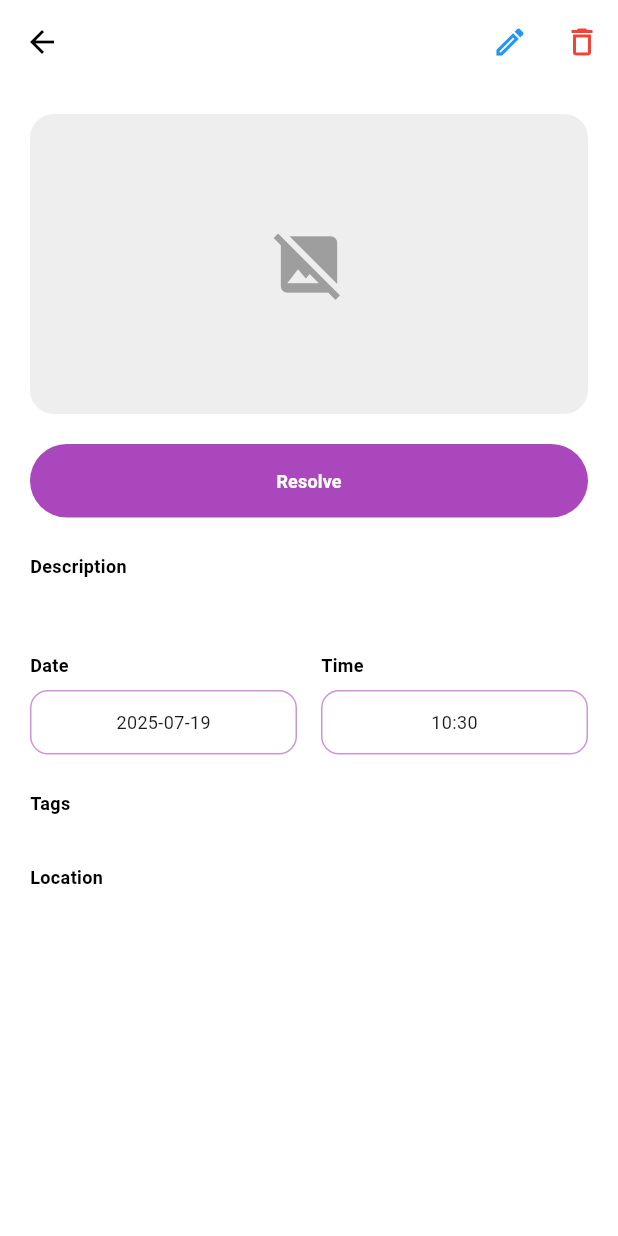
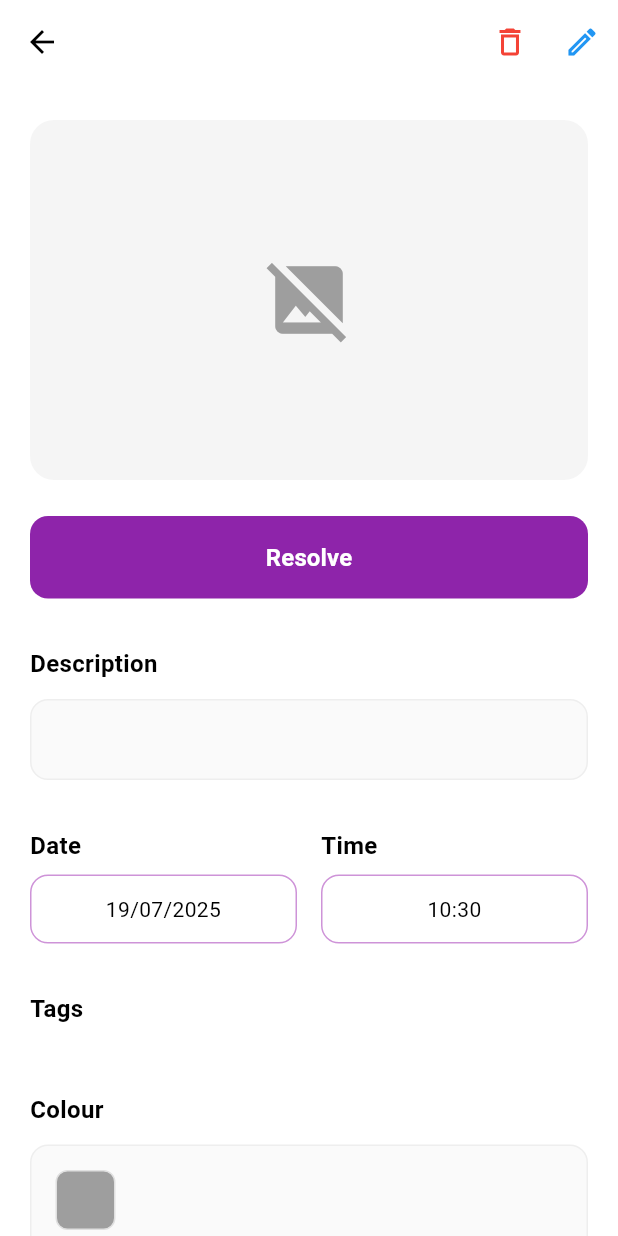
Before and after one commit to SiddakBath/softdev-findr, a Flutter app: the ReportDetailScreen screen opened directly with empty values, on a phone screen of 412 x 824 dp. Run offline on Flutter 3.47's test engine with Material 3 defaults, Android fonts, the phone set to English and light mode, and no system bars; our stand-ins replace cloud_firestore, firebase_auth, firebase_core, image_picker; accounts and stored records are empty.

Commit message:
improved ui

```diff
--- a/lib/screens/report_detail_screen.dart
+++ b/lib/screens/report_detail_screen.dart
@@ -1,6 +1,7 @@
 import 'package:findr/models/report.dart';
 import 'package:flutter/material.dart';
 import 'package:firebase_auth/firebase_auth.dart';
+import 'package:intl/intl.dart';
 
 class ReportDetailScreen extends StatelessWidget {
   final Report report;
@@ -34,15 +35,15 @@ class ReportDetailScreen extends StatelessWidget {
             isOwner
                 ? [
                   IconButton(
+                    icon: const Icon(Icons.delete_outline, color: Colors.red),
+                    onPressed: () {
+                      // TODO: Implement delete
+                    },
+                  ),
+                  IconButton(
                     icon: const Icon(Icons.edit_outlined, color: Colors.blue),
                     onPressed: () {
                       // TODO: Implement edit
-                    },
-                  ),
-                  IconButton(
-                    icon: const Icon(Icons.delete_outline, color: Colors.red),
-                    onPressed: () {
-                      // TODO: Implement delete
                     },
                   ),
                 ]
@@ -51,94 +52,33 @@ class ReportDetailScreen extends StatelessWidget {
       body: ListView(
         padding: const EdgeInsets.symmetric(horizontal: 20),
         children: [
-          const SizedBox(height: 20),
+          const SizedBox(height: 24),
           _buildItemImage(),
-          const SizedBox(height: 20),
-          if (isOwner) _buildResolveButton() else _buildContactButton(),
           const SizedBox(height: 24),
-          _buildSectionTitle('Description'),
-          const SizedBox(height: 8),
-          Text(
-            report.description,
-            style: const TextStyle(fontSize: 12, color: Colors.black),
-          ),
-          const SizedBox(height: 24),
-          _buildDateTime(),
-          const SizedBox(height: 24),
-          _buildSectionTitle('Tags'),
-          const SizedBox(height: 8),
-          _buildTags(),
-          const SizedBox(height: 24),
-          _buildSectionTitle('Location'),
-          const SizedBox(height: 8),
-          Text(
-            report.location,
-            style: const TextStyle(fontSize: 12, color: Colors.black),
-          ),
-          const SizedBox(height: 20),
-        ],
-      ),
-    );
-  }
-
-  Widget _buildHeader(BuildContext context) {
-    return Container(
-      padding: const EdgeInsets.symmetric(horizontal: 16, vertical: 12),
-      decoration: BoxDecoration(
-        border: Border(
-          bottom: BorderSide(color: Colors.purple[100]!, width: 2),
-        ),
-      ),
-      child: Row(
-        mainAxisAlignment: MainAxisAlignment.spaceBetween,
-        children: [
-          IconButton(
-            icon: const Icon(Icons.arrow_back, color: Colors.black, size: 28),
-            onPressed: () => Navigator.of(context).pop(),
-          ),
-          Text(
-            report.title,
-            style: const TextStyle(
-              fontSize: 14,
-              fontWeight: FontWeight.bold,
-              color: Colors.black,
-            ),
-          ),
-          if (isOwner)
-            Row(
-              children: [
-                IconButton(
-                  icon: const Icon(
-                    Icons.delete_outline,
-                    color: Colors.red,
-                    size: 24,
-                  ),
-                  onPressed: () {
-                    // TODO: Implement delete
-                  },
-                ),
-                IconButton(
-                  icon: const Icon(
-                    Icons.edit_outlined,
-                    color: Colors.blue,
-                    size: 24,
-                  ),
-                  onPressed: () {
-                    // TODO: Implement edit
-                  },
-                ),
-              ],
-            ),
+          _buildActionButton(),
+          const SizedBox(height: 32),
+          _buildDescriptionSection(),
+          const SizedBox(height: 32),
+          _buildDateTimeSection(),
+          const SizedBox(height: 32),
+          _buildTagsSection(),
+          const SizedBox(height: 32),
+          _buildColorSection(),
+          const SizedBox(height: 32),
+          _buildLocationSection(),
+          const SizedBox(height: 32),
         ],
       ),
     );
   }
 
   Widget _buildItemImage() {
-    return Container(
-      height: 200,
+    return Center(
+      child: Container(
+        width: double.infinity,
+        height: 240,
         decoration: BoxDecoration(
-        color: Colors.grey[200],
+          color: Colors.grey[100],
           borderRadius: BorderRadius.circular(16),
           image:
               report.imageUrl != null && report.imageUrl!.isNotEmpty
@@ -154,78 +94,96 @@ class ReportDetailScreen extends StatelessWidget {
                   child: Icon(
                     Icons.image_not_supported,
                     color: Colors.grey,
-                  size: 50,
+                    size: 60,
                   ),
                 )
                 : null,
+      ),
     );
   }
 
-  Widget _buildResolveButton() {
-    return ElevatedButton(
+  Widget _buildActionButton() {
+    return SizedBox(
+      width: double.infinity,
+      child: ElevatedButton(
         onPressed: () {
-        // TODO: implement resolve
+          // TODO: implement resolve/contact
         },
         style: ElevatedButton.styleFrom(
-        backgroundColor: Colors.purple[400],
+          backgroundColor: Colors.purple[600],
           padding: const EdgeInsets.symmetric(vertical: 16),
-        shape: RoundedRectangleBorder(borderRadius: BorderRadius.circular(25)),
+          shape: RoundedRectangleBorder(
+            borderRadius: BorderRadius.circular(12),
+          ),
           elevation: 0,
         ),
-      child: const Text(
-        'Resolve',
-        style: TextStyle(
-          fontSize: 12,
+        child: Text(
+          isOwner ? 'Resolve' : 'Contact',
+          style: const TextStyle(
+            fontSize: 16,
             color: Colors.white,
-          fontWeight: FontWeight.bold,
+            fontWeight: FontWeight.w600,
+          ),
         ),
       ),
     );
   }
 
-  Widget _buildContactButton() {
-    return ElevatedButton(
-      onPressed: () {
-        // TODO: implement contact
-      },
-      style: ElevatedButton.styleFrom(
-        backgroundColor: Colors.purple[400],
-        padding: const EdgeInsets.symmetric(vertical: 16),
-        shape: RoundedRectangleBorder(borderRadius: BorderRadius.circular(25)),
-        elevation: 0,
-      ),
-      child: const Text(
-        'Contact',
+  Widget _buildDescriptionSection() {
+    return Column(
+      crossAxisAlignment: CrossAxisAlignment.start,
+      children: [
+        const Text(
+          'Description',
           style: TextStyle(
-          fontSize: 12,
-          color: Colors.white,
+            fontSize: 16,
             fontWeight: FontWeight.bold,
+            color: Colors.black,
           ),
         ),
+        const SizedBox(height: 12),
+        Container(
+          width: double.infinity,
+          padding: const EdgeInsets.all(16),
+          decoration: BoxDecoration(
+            color: Colors.grey[50],
+            borderRadius: BorderRadius.circular(12),
+            border: Border.all(color: Colors.grey[200]!),
+          ),
+          child: Text(
+            report.description,
+            style: const TextStyle(
+              fontSize: 14,
+              color: Colors.black87,
+              height: 1.4,
+            ),
+          ),
+        ),
+      ],
     );
   }
 
-  Widget _buildSectionTitle(String title) {
-    return Text(
-      title,
-      style: const TextStyle(
-        fontSize: 12,
-        fontWeight: FontWeight.bold,
-        color: Colors.black,
-      ),
-    );
-  }
+  Widget _buildDateTimeSection() {
+    final dateFormat = DateFormat('dd/MM/yyyy');
+    final timeFormat = DateFormat('HH:mm');
 
-  Widget _buildDateTime() {
     return Row(
       children: [
         Expanded(
           child: Column(
             crossAxisAlignment: CrossAxisAlignment.start,
             children: [
-              _buildSectionTitle('Date'),
+              const Text(
+                'Date',
+                style: TextStyle(
+                  fontSize: 16,
+                  fontWeight: FontWeight.bold,
+                  color: Colors.black,
+                ),
+              ),
               const SizedBox(height: 8),
               Container(
+                width: double.infinity,
                 padding: const EdgeInsets.symmetric(
                   horizontal: 16,
                   vertical: 12,
@@ -234,15 +192,10 @@ class ReportDetailScreen extends StatelessWidget {
                   border: Border.all(color: Colors.purple[200]!),
                   borderRadius: BorderRadius.circular(12),
                 ),
-                child: Row(
-                  mainAxisAlignment: MainAxisAlignment.center,
-                  children: [
-                    Text(
-                      // TODO: Format date
-                      report.timeFoundLost.toLocal().toString().split(' ')[0],
-                      style: const TextStyle(fontSize: 12),
-                    ),
-                  ],
+                child: Text(
+                  dateFormat.format(report.timeFoundLost),
+                  style: const TextStyle(fontSize: 14, color: Colors.black),
+                  textAlign: TextAlign.center,
                 ),
               ),
             ],
@@ -253,9 +206,17 @@ class ReportDetailScreen extends StatelessWidget {
           child: Column(
             crossAxisAlignment: CrossAxisAlignment.start,
             children: [
-              _buildSectionTitle('Time'),
+              const Text(
+                'Time',
+                style: TextStyle(
+                  fontSize: 16,
+                  fontWeight: FontWeight.bold,
+                  color: Colors.black,
+                ),
+              ),
               const SizedBox(height: 8),
               Container(
+                width: double.infinity,
                 padding: const EdgeInsets.symmetric(
                   horizontal: 16,
                   vertical: 12,
@@ -264,19 +225,10 @@ class ReportDetailScreen extends StatelessWidget {
                   border: Border.all(color: Colors.purple[200]!),
                   borderRadius: BorderRadius.circular(12),
                 ),
-                child: Row(
-                  mainAxisAlignment: MainAxisAlignment.center,
-                  children: [
-                    Text(
-                      // TODO: Format time
-                      report.timeFoundLost
-                          .toLocal()
-                          .toString()
-                          .split(' ')[1]
-                          .substring(0, 5),
-                      style: const TextStyle(fontSize: 12),
-                    ),
-                  ],
+                child: Text(
+                  timeFormat.format(report.timeFoundLost),
+                  style: const TextStyle(fontSize: 14, color: Colors.black),
+                  textAlign: TextAlign.center,
                 ),
               ),
             ],
@@ -286,8 +238,20 @@ class ReportDetailScreen extends StatelessWidget {
     );
   }
 
-  Widget _buildTags() {
-    return Wrap(
+  Widget _buildTagsSection() {
+    return Column(
+      crossAxisAlignment: CrossAxisAlignment.start,
+      children: [
+        const Text(
+          'Tags',
+          style: TextStyle(
+            fontSize: 16,
+            fontWeight: FontWeight.bold,
+            color: Colors.black,
+          ),
+        ),
+        const SizedBox(height: 12),
+        Wrap(
           spacing: 8,
           runSpacing: 8,
           children:
@@ -299,16 +263,119 @@ class ReportDetailScreen extends StatelessWidget {
                         vertical: 6,
                       ),
                       decoration: BoxDecoration(
-                    color: Colors.grey[200],
+                        color: Colors.purple[100],
                         borderRadius: BorderRadius.circular(16),
                       ),
                       child: Text(
                         tag,
-                    style: const TextStyle(fontSize: 12, color: Colors.black),
+                        style: const TextStyle(
+                          fontSize: 12,
+                          color: Colors.black87,
+                          fontWeight: FontWeight.w500,
+                        ),
                       ),
                     ),
                   )
                   .toList(),
+        ),
+      ],
+    );
+  }
+
+  Widget _buildColorSection() {
+    // Convert hex string to Color object
+    Color colorFromHex(String hexString) {
+      final buffer = StringBuffer();
+      if (hexString.length == 6 || hexString.length == 7) {
+        buffer.write('ff'); // Add opacity
+        buffer.write(hexString.replaceFirst('#', ''));
+        return Color(int.parse(buffer.toString(), radix: 16));
+      }
+      return Colors.grey; // Default color if hex is invalid
+    }
+
+    final color = colorFromHex(report.colour);
+
+    return Column(
+      crossAxisAlignment: CrossAxisAlignment.start,
+      children: [
+        const Text(
+          'Colour',
+          style: TextStyle(
+            fontSize: 16,
+            fontWeight: FontWeight.bold,
+            color: Colors.black,
+          ),
+        ),
+        const SizedBox(height: 12),
+        Container(
+          width: double.infinity,
+          padding: const EdgeInsets.all(16),
+          decoration: BoxDecoration(
+            color: Colors.grey[50],
+            borderRadius: BorderRadius.circular(12),
+            border: Border.all(color: Colors.grey[200]!),
+          ),
+          child: Row(
+            children: [
+              Container(
+                width: 40,
+                height: 40,
+                decoration: BoxDecoration(
+                  color: color,
+                  borderRadius: BorderRadius.circular(8),
+                  border: Border.all(color: Colors.grey[300]!),
+                ),
+              ),
+              const SizedBox(width: 16),
+              Expanded(
+                child: Text(
+                  report.colour,
+                  style: const TextStyle(
+                    fontSize: 14,
+                    color: Colors.black87,
+                    fontWeight: FontWeight.w500,
+                  ),
+                ),
+              ),
+            ],
+          ),
+        ),
+      ],
+    );
+  }
+
+  Widget _buildLocationSection() {
+    return Column(
+      crossAxisAlignment: CrossAxisAlignment.start,
+      children: [
+        const Text(
+          'Location',
+          style: TextStyle(
+            fontSize: 16,
+            fontWeight: FontWeight.bold,
+            color: Colors.black,
+          ),
+        ),
+        const SizedBox(height: 12),
+        Container(
+          width: double.infinity,
+          padding: const EdgeInsets.all(16),
+          decoration: BoxDecoration(
+            color: Colors.grey[50],
+            borderRadius: BorderRadius.circular(12),
+            border: Border.all(color: Colors.grey[200]!),
+          ),
+          child: Text(
+            report.location,
+            style: const TextStyle(
+              fontSize: 14,
+              color: Colors.black87,
+              height: 1.4,
+            ),
+          ),
+        ),
+      ],
     );
   }
 }
--- a/pubspec.yaml
+++ b/pubspec.yaml
@@ -37,6 +37,7 @@ dependencies:
   path_provider: ^2.1.5
   firebase_storage: ^12.4.9
   uuid: ^4.0.0
+  intl: ^0.19.0
 
   # The following adds the Cupertino Icons font to your application.
   # Use with the CupertinoIcons class for iOS style icons.
```
Also changed, not shown: lib/screens/home_screen.dart (+11 -19 lines), lib/widgets/report_card.dart (+112 -80 lines), pubspec.lock. Lines whose indentation alone changed are shown as unchanged.
